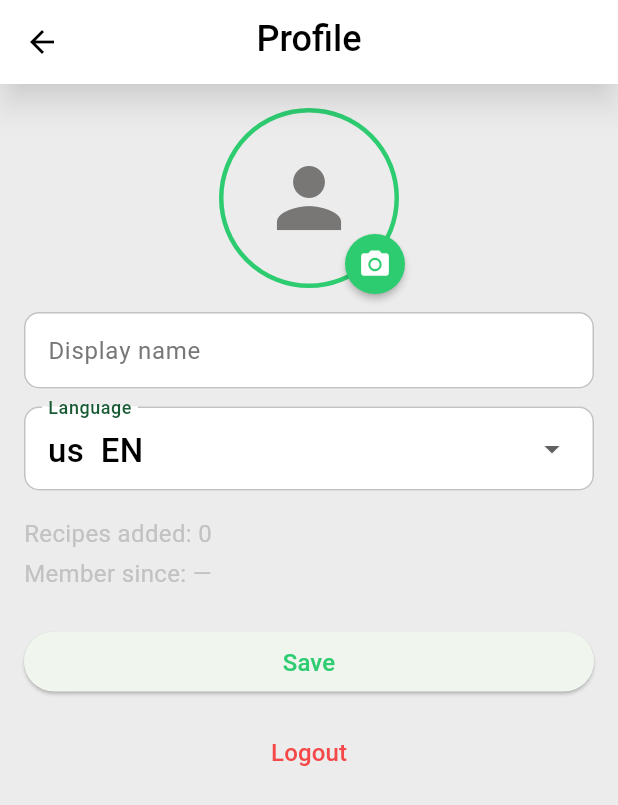
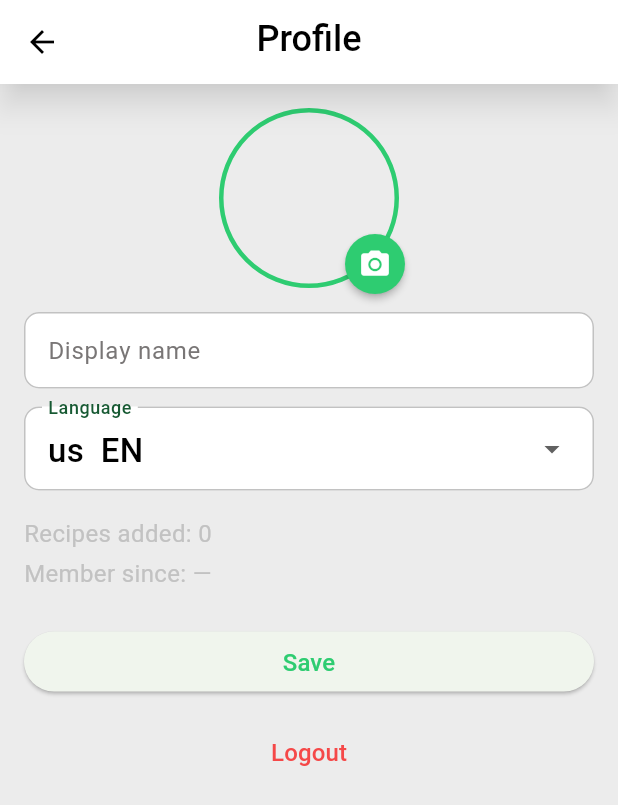
Before and after one commit to novogod/otus_dz_2, a Flutter app: the UserCardPage screen opened directly, after a tap on "Edit", on a phone screen of 412 x 824 dp. Shown: the top 805 px of the screen. Run offline on Flutter 3.47's test engine with Material 3 defaults, Android fonts, the phone set to English and light mode, and no system bars; our stand-ins replace dio, flutter_image_compress, flutter_svg, go_router, image_picker, local_auth and 4 more; missing offline and left inert: dart:js_interop, pointer_interceptor, slang; accounts and stored records are empty; generated files the repository leaves out were written again; network calls fail.

Commit message:
fix(profile): display-name text color + hide avatar icon when not editing
- Added explicit TextStyle(color: AppColors.textPrimary) to display-name
  TextField to prevent green color rendering
- Made person icon conditional: only shows when NOT in edit mode
  (onTap == null). In edit mode, renders SizedBox.shrink instead.
- Camera FAB correctly positioned and appears only in edit mode.

Verified on iOS simulator with user Andrey (info@lagente.do):
- Page loads with server data (displayName, language, recipesAdded,
  memberSince)
- Display name renders in black text
- Avatar circle clean without stray icons
- Camera FAB visible when needed
- All i18n labels displaying correctly (Russian locale)

```diff
--- a/recipe_list/lib/data/api/recipe_api.dart
+++ b/recipe_list/lib/data/api/recipe_api.dart
@@ -500,6 +500,7 @@ class UserProfileSnapshot {
       }
       return null;
     }
+
     return UserProfileSnapshot(
       id: (json['id'] ?? '').toString(),
       email: (json['email'] ?? '').toString(),
--- a/recipe_list/lib/ui/user_card_page.dart
+++ b/recipe_list/lib/ui/user_card_page.dart
@@ -109,7 +109,8 @@ class _UserCardPageState extends State<UserCardPage> {
           language: _selectedLang.name,
         );
         if (mounted) {
-          setState(() => _profile = UserProfileSnapshot(
+          setState(
+            () => _profile = UserProfileSnapshot(
               id: updated.id,
               email: updated.email,
               displayName: updated.displayName,
@@ -118,7 +119,8 @@ class _UserCardPageState extends State<UserCardPage> {
               avatarUrl: updated.avatarUrl,
               recipesAdded: _profile?.recipesAdded ?? 0,
               memberSince: updated.memberSince ?? _profile?.memberSince,
-              ));
+            ),
+          );
         }
       } catch (e) {
         errorMessage = e.toString();
@@ -204,6 +206,7 @@ class _UserCardPageState extends State<UserCardPage> {
     return TextField(
       controller: _nameController,
       enabled: _editing,
+      style: const TextStyle(color: AppColors.textPrimary),
       decoration: InputDecoration(
         labelText: s.profileDisplayName,
         border: const OutlineInputBorder(),
@@ -331,7 +334,9 @@ class _AvatarSlot extends StatelessWidget {
             shape: BoxShape.circle,
             border: Border.all(color: AppColors.primary, width: 3),
           ),
-          child: const Icon(
+          child: onTap != null
+              ? const SizedBox.shrink()
+              : const Icon(
                   Icons.person,
                   size: 64,
                   color: AppColors.textSecondary,
```
Also changed, not shown: 3 other files. Lines whose indentation alone changed are shown as unchanged.
